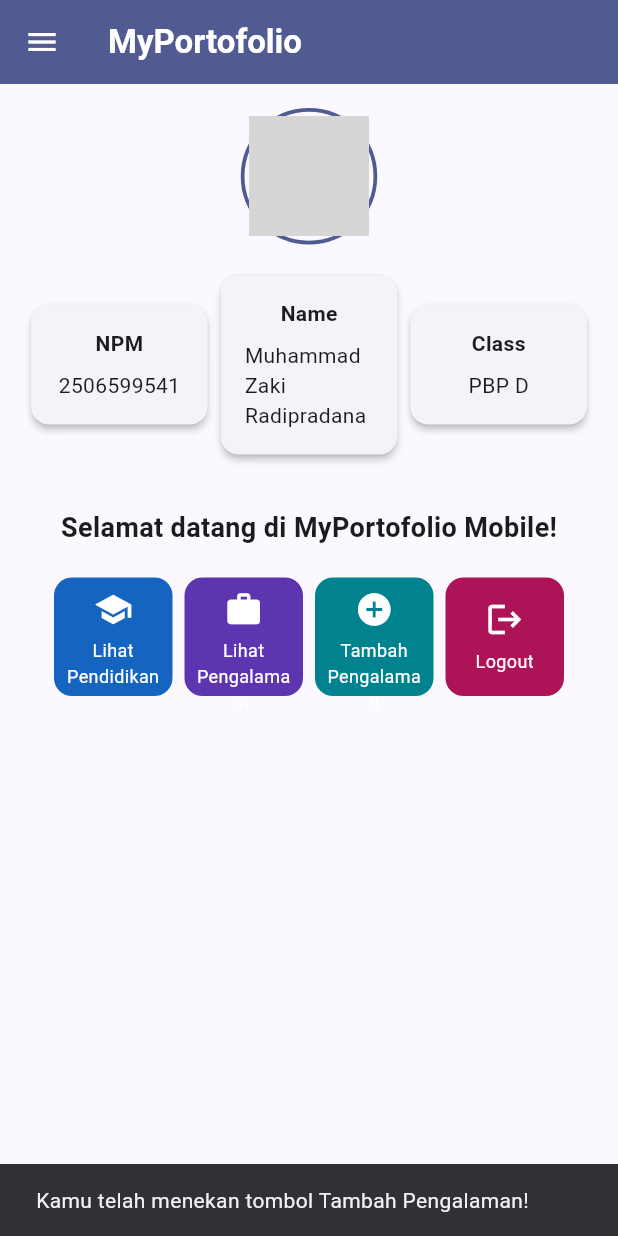
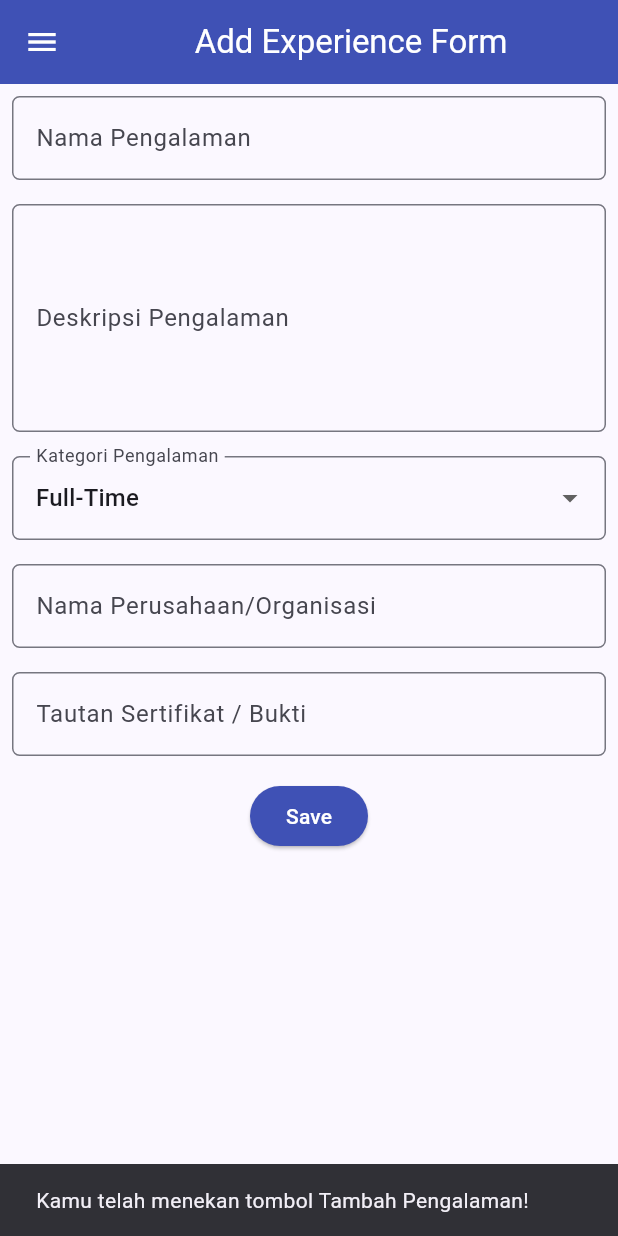
Before and after one commit to zakirdpradana/myportofolio_mobile, a Flutter app: the LeftDrawer widget shown alone on an empty page, opened directly, after a tap on "Home", after a tap on "Tambah Pengalaman", on a phone screen of 412 x 824 dp. Run offline on Flutter 3.47's test engine with Material 3 defaults, Android fonts, the phone set to English and light mode, and no system bars; our stand-ins replace material_ui; grey boxes are pictures that could not be loaded.

Commit message:
feat: Add experience form and navigation to form page (Tutorial 9)

```diff
--- /dev/null
+++ b/lib/experience_form.dart
@@ -0,0 +1,217 @@
+import 'package:material_ui/material_ui.dart';
+import 'package:myportofolio_mobile/widgets/left_drawer.dart';
+
+class ExperienceFormPage extends StatefulWidget {
+  const ExperienceFormPage({super.key});
+
+  @override
+  State<ExperienceFormPage> createState() => _ExperienceFormPageState();
+}
+
+class _ExperienceFormPageState extends State<ExperienceFormPage> {
+  final _formKey = GlobalKey<FormState>();
+
+  String _experienceName = "";
+  String _description = "";
+  String _category = "Full-Time"; // default
+  String _company = "";
+  String _credentialLink = "";
+
+  final List<String> _categories = [
+    'Internship',
+    'Research',
+    'Volunteer',
+    'Part-Time',
+    'Full-Time',
+    'Freelance',
+  ];
+
+  @override
+  Widget build(BuildContext context) {
+    return Scaffold(
+      appBar: AppBar(
+        title: const Center(
+          child: Text(
+            'Add Experience Form',
+          ),
+        ),
+        backgroundColor: Colors.indigo,
+        foregroundColor: Colors.white,
+      ),
+      drawer: const LeftDrawer(),
+      body: Form(
+        key: _formKey,
+        child: SingleChildScrollView(
+          child: Column(
+            crossAxisAlignment: CrossAxisAlignment.start,
+            children: [
+              // === Experience Name ===
+              Padding(
+                padding: const EdgeInsets.all(8.0),
+                child: TextFormField(
+                  decoration: InputDecoration(
+                    hintText: "Nama Pengalaman",
+                    labelText: "Nama Pengalaman",
+                    border: OutlineInputBorder(
+                      borderRadius: BorderRadius.circular(5.0),
+                    ),
+                  ),
+                  onChanged: (String? value) {
+                    setState(() {
+                      _experienceName = value!;
+                    });
+                  },
+                  validator: (String? value) {
+                    if (value == null || value.trim().isEmpty) {
+                      return "Nama pengalaman tidak boleh kosong!";
+                    }
+                    return null;
+                  },
+                ),
+              ),
+
+              // === Description ===
+              Padding(
+                padding: const EdgeInsets.all(8.0),
+                child: TextFormField(
+                  maxLines: 5,
+                  decoration: InputDecoration(
+                    hintText: "Deskripsi Pengalaman",
+                    labelText: "Deskripsi Pengalaman",
+                    border: OutlineInputBorder(
+                      borderRadius: BorderRadius.circular(5.0),
+                    ),
+                  ),
+                  onChanged: (String? value) {
+                    setState(() {
+                      _description = value!;
+                    });
+                  },
+                  validator: (String? value) {
+                    if (value == null || value.trim().isEmpty) {
+                      return "Deskripsi pengalaman tidak boleh kosong!";
+                    }
+                    return null;
+                  },
+                ),
+              ),
+
+              // === Category ===
+              Padding(
+                padding: const EdgeInsets.all(8.0),
+                child: DropdownButtonFormField<String>(
+                  decoration: InputDecoration(
+                    labelText: "Kategori Pengalaman",
+                    border: OutlineInputBorder(
+                      borderRadius: BorderRadius.circular(5.0),
+                    ),
+                  ),
+                  initialValue: _category,
+                  items: _categories
+                      .map((category) => DropdownMenuItem(
+                            value: category,
+                            child: Text(category),
+                          ))
+                      .toList(),
+                  onChanged: (String? newValue) {
+                    setState(() {
+                      _category = newValue!;
+                    });
+                  },
+                ),
+              ),
+
+              // === Company ===
+              Padding(
+                padding: const EdgeInsets.all(8.0),
+                child: TextFormField(
+                  decoration: InputDecoration(
+                    hintText: "Contoh: Google, BEM",
+                    labelText: "Nama Perusahaan/Organisasi",
+                    border: OutlineInputBorder(
+                      borderRadius: BorderRadius.circular(5.0),
+                    ),
+                  ),
+                  onChanged: (String? value) {
+                    setState(() {
+                      _company = value!;
+                    });
+                  },
+                ),
+              ),
+
+              // === Credential Link ===
+              Padding(
+                padding: const EdgeInsets.all(8.0),
+                child: TextFormField(
+                  decoration: InputDecoration(
+                    hintText: "URL Sertifikat / Kredensial (opsional)",
+                    labelText: "Tautan Sertifikat / Bukti",
+                    border: OutlineInputBorder(
+                      borderRadius: BorderRadius.circular(5.0),
+                    ),
+                  ),
+                  onChanged: (String? value) {
+                    setState(() {
+                      _credentialLink = value!;
+                    });
+                  },
+                ),
+              ),
+
+              Align(
+                alignment: Alignment.bottomCenter,
+                child: Padding(
+                  padding: const EdgeInsets.all(8.0),
+                  child: ElevatedButton(
+                    style: ButtonStyle(
+                      backgroundColor:
+                          WidgetStateProperty.all(Colors.indigo),
+                    ),
+                    onPressed: () {
+                      if (_formKey.currentState!.validate()) {
+                        showDialog(
+                          context: context,
+                          builder: (context) {
+                            return AlertDialog(
+                              title: const Text('Pengalaman berhasil ditambahkan!'),
+                              content: SingleChildScrollView(
+                                child: Column(
+                                  crossAxisAlignment: CrossAxisAlignment.start,
+                                  children: [
+                                    Text('Nama Pengalaman: $_experienceName'),
+                                    Text('Deskripsi: $_description'),
+                                    Text('Kategori: $_category'),
+                                    Text('Nama Perusahaan/Organisasi: $_company'),
+                                    Text('Tautan Sertifikat/Bukti: $_credentialLink'),
+                                  ],
+                                ),
+                              ),
+                              actions: [
+                                TextButton(
+                                  child: const Text('OK'),
+                                  onPressed: () {
+                                    Navigator.pop(context);
+                                    _formKey.currentState!.reset();
+                                  },
+                                ),
+                              ],
+                            );
+                          },
+                        );
+                      }
+                    },
+                    child: const Text(
+                      "Save",
+                      style: TextStyle(color: Colors.white),
+                    ),
+                  ),
+                ),
+              ),
+            ],
+          ),
+        ),
+      ),
+    );
+  }
+}
--- a/lib/menu.dart
+++ b/lib/menu.dart
@@ -1,5 +1,6 @@
 import 'package:material_ui/material_ui.dart';
 import 'package:myportofolio_mobile/widgets/left_drawer.dart';
+import 'package:myportofolio_mobile/experience_form.dart';
 
 
 class ItemHomepage {
@@ -172,6 +173,13 @@ class ItemCard extends StatelessWidget {
             ..showSnackBar(
               SnackBar(content: Text("Kamu telah menekan tombol ${item.name}!"))
             );
+
+          // Navigate ke halaman yang sesuai
+          if (item.name == "Tambah Pengalaman") {
+            Navigator.push(context,
+              MaterialPageRoute(builder: (context) => const ExperienceFormPage()));
+          }
+
         },
         child: Container(
           padding: const EdgeInsets.all(8),
--- a/lib/widgets/left_drawer.dart
+++ b/lib/widgets/left_drawer.dart
@@ -1,6 +1,6 @@
 import 'package:material_ui/material_ui.dart';
 import 'package:myportofolio_mobile/menu.dart';
-// TODO: Impor halaman ProjectFormPage jika sudah dibuat
+import 'package:myportofolio_mobile/experience_form.dart';
 
 class LeftDrawer extends StatelessWidget {
   const LeftDrawer({super.key});
@@ -18,7 +18,7 @@ class LeftDrawer extends StatelessWidget {
               crossAxisAlignment: CrossAxisAlignment.start,
               children: [
                 Text(
-                  'My Portfolio',
+                  'My Portofolio',
                   style: TextStyle(
                     fontSize: 30,
                     fontWeight: FontWeight.bold,
@@ -54,9 +54,11 @@ class LeftDrawer extends StatelessWidget {
             title: const Text('Add Experience'),
             // Navigasi ke halaman tambah proyek
             onTap: () {
-              /*
-              TODO: Buatlah routing ke halaman ProjectFormPage yang akan dibuat nanti.
-              */
+              Navigator.pushReplacement(
+              context,
+              MaterialPageRoute(
+                  builder: (context) => const ExperienceFormPage(),
+              ));
             },
           ),
         ],
```
